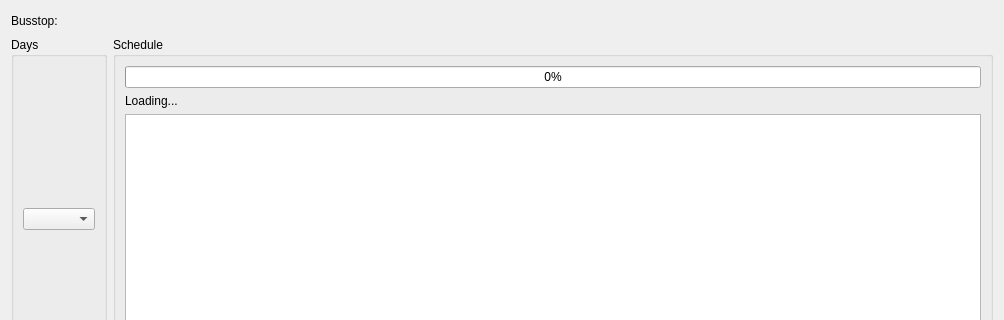
The window that Widgets/WdgBusstopschedule.ui (ma7t3/ScheduleMaster) describes before a commit, drawn with Qt 5; both pictures show x 0 to 1004 and y 0 to 320 of the 1004 by 750 pixel window.
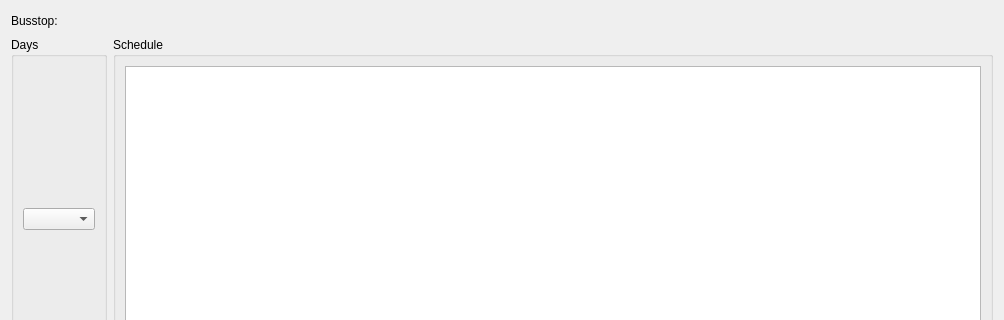
The same window after the commit. Custom widgets are drawn as their Qt base class.

Commit message: Removed progressbar from WdgBusstopSchedule

```diff
--- a/Widgets/WdgBusstopschedule.ui
+++ b/Widgets/WdgBusstopschedule.ui
@@ -102,20 +102,6 @@
         <string>Schedule</string>
        </property>
        <layout class="QVBoxLayout" name="verticalLayout_5">
-        <item>
-         <widget class="QProgressBar" name="progressBar">
-          <property name="value">
-           <number>0</number>
-          </property>
-         </widget>
-        </item>
-        <item>
-         <widget class="QLabel" name="lLoading">
-          <property name="text">
-           <string>Loading...</string>
-          </property>
-         </widget>
-        </item>
         <item>
          <widget class="QTableWidget" name="twSchedule">
           <property name="sizePolicy">
```
The commit also changes 1 other file.
